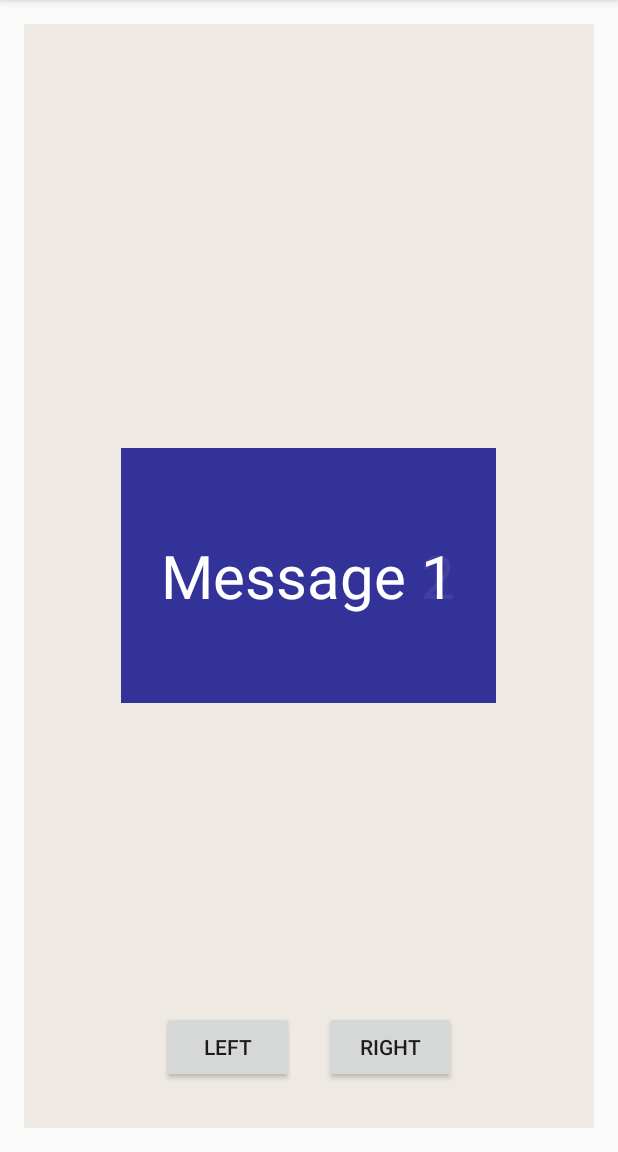
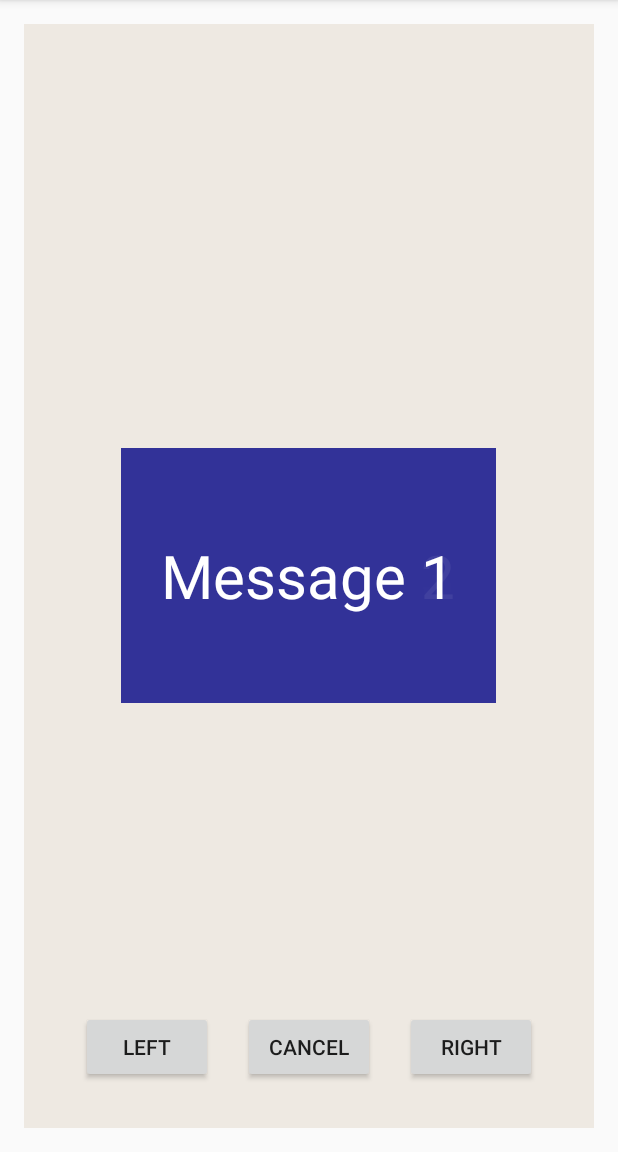
Before and after one commit to haterecoil/yhanbl_android, an Android app: the screen it shows after launch (NewsfeedActivity), on a phone screen of 412 x 824 dp, the part 84-1236 px from its top. Run offline under Robolectric (Android 15) with nearby library versions, the phone set to English and light mode, and no system bars.

```diff
--- a/app/src/main/java/yhanbl/yhanbl/NewsfeedActivity.java
+++ b/app/src/main/java/yhanbl/yhanbl/NewsfeedActivity.java
@@ -3,23 +3,27 @@ package yhanbl.yhanbl;
 import android.support.v7.app.AppCompatActivity;
 import android.os.Bundle;
 import android.util.Log;
+import android.view.View;
 
 import java.util.ArrayList;
 import java.util.List;
 
 import yhanbl.yhanbl.adapter.NewsfeedAdapter;
+import yhanbl.yhanbl.adapter.NewsfeedFlingAdapterView;
 import yhanbl.yhanbl.model.Message;
-import yhanbl.yhanbl.swipecards.SwipeFlingAdapterView;
 
 public class NewsfeedActivity extends AppCompatActivity {
+
+    private NewsfeedAdapter newsfeedAdapter;
+    private NewsfeedFlingAdapterView flingContainer;
 
     @Override
     protected void onCreate(Bundle savedInstanceState) {
         super.onCreate(savedInstanceState);
-        setContentView(R.layout.activity_newsfeed);
+        setContentView(R.layout.newsfeed_activity);
 
         //link view to container
-        SwipeFlingAdapterView flingContainer = (SwipeFlingAdapterView) findViewById(R.id.frame);
+        flingContainer = (NewsfeedFlingAdapterView) findViewById(R.id.newsfeed_fling_frame);
 
         List<Message> messages = new ArrayList<>();
         messages.add(new Message(
@@ -36,20 +40,56 @@ public class NewsfeedActivity extends AppCompatActivity {
                         "Message 4"));
 
         // get an adapter
-        final NewsfeedAdapter newsfeedAdapter = new NewsfeedAdapter(this);
-        newsfeedAdapter.refreshWithMessages(messages);
+        newsfeedAdapter = new NewsfeedAdapter(this);
 
         //set the listener and the adapter
         flingContainer.setAdapter(newsfeedAdapter);
-        flingContainer.setFlingListener(new SwipeFlingAdapterView.onFlingListener(){
+        flingContainer.setFlingListener(getFlingListener());
 
+        setButtonsListeners();
+
+        newsfeedAdapter.refreshWithMessages(messages);
+    }
+
+    private void setButtonsListeners() {
+        findViewById(R.id.newsfeed_button_left).setOnClickListener(new View.OnClickListener() {
+            @Override
+            public void onClick(View v) {
+                flingContainer.getTopCardListener().selectLeft();
+            }
+        });
+
+        findViewById(R.id.newsfeed_button_right).setOnClickListener(new View.OnClickListener() {
+            @Override
+            public void onClick(View v) {
+                flingContainer.getTopCardListener().selectRight();
+            }
+        });
+
+        findViewById(R.id.newsfeed_button_cancel).setOnClickListener(new View.OnClickListener() {
+            @Override
+            public void onClick(View v) {
+                newsfeedAdapter.cancelLastChoice();
+            }
+        });
+
+
+    }
+
+    // return all fling event listeners
+    protected NewsfeedFlingAdapterView.onFlingListener getFlingListener() {
+        return new NewsfeedFlingAdapterView.onFlingListener() {
             @Override
             public void removeFirstObjectInAdapter() {
                 Message message = newsfeedAdapter.getMessage(0);
-                Log.d("LIST", String.format("Gonna remove %s", message.getExcerpt()));
+                Log.d("ACT Listener", String.format("Gonna remove %s", message.getExcerpt()));
                 newsfeedAdapter.remove(0);
                 newsfeedAdapter.notifyDataSetChanged();
-                Log.d("LIST", String.format("New item is %s", newsfeedAdapter.getMessage(0).getExcerpt()));
+                if (newsfeedAdapter.getCount() <= 0) {
+                    Log.d("ACT-END", "The end");
+                    return;
+                }
+                Log.d("ACT Listener", String.format("New item is %s", newsfeedAdapter.getMessage(0).getExcerpt()));
             }
 
             // delete Message
@@ -57,7 +97,7 @@ public class NewsfeedActivity extends AppCompatActivity {
             // returns the removed object
             @Override
             public void onLeftCardExit(Object dataObject) {
-                Log.d("LIST", "onLeftCardExit");
+                Log.d("ACT Listener", "onLeftCardExit");
                 if (dataObject.getClass() == Message.class) {
                     newsfeedAdapter.setMessageToDelete((Message) dataObject);
                 }
@@ -66,7 +106,7 @@ public class NewsfeedActivity extends AppCompatActivity {
             // add Message to "Read Later"
             @Override
             public void onRightCardExit(Object dataObject) {
-                Log.d("LIST", "onRightCardExit");
+                Log.d("ACT Listener", "onRightCardExit");
                 if (dataObject.getClass() == Message.class) {
                     newsfeedAdapter.setMessageToReadLater((Message) dataObject);
                 }
@@ -77,15 +117,12 @@ public class NewsfeedActivity extends AppCompatActivity {
             // go to "all messages" activity
             @Override
             public void onAdapterAboutToEmpty(int itemsInAdapter) {
-                Log.d("LIST", "onAdapterAboutToEmpty");
+                Log.d("ACT Listener", "onAdapterAboutToEmpty");
             }
 
             @Override
             public void onScroll(float scrollProgressPercent) {
             }
-        });
-
-
-
+        };
     }
 }
--- a/app/src/main/java/yhanbl/yhanbl/adapter/NewsfeedAdapter.java
+++ b/app/src/main/java/yhanbl/yhanbl/adapter/NewsfeedAdapter.java
@@ -5,7 +5,6 @@ import android.util.Log;
 import android.view.LayoutInflater;
 import android.view.View;
 import android.view.ViewGroup;
-import android.widget.ArrayAdapter;
 import android.widget.BaseAdapter;
 
 import java.util.ArrayList;
@@ -13,22 +12,22 @@ import java.util.List;
 
 import yhanbl.yhanbl.R;
 import yhanbl.yhanbl.model.Message;
+import yhanbl.yhanbl.model.NewsfeedMessageArchive;
 
 /**
  * Created by mrgn on 09/06/2016.
  */
 public class NewsfeedAdapter extends BaseAdapter {
     private List<Message> messages;
-    private List<Message> messagesToReadLater;
-    private List<Message> messagesToDelete;
+    private List<NewsfeedMessageArchive> messagesArchive;
+
     //parsing XML + instanciation des vues
     //charger les cellules depuis le XML
     private LayoutInflater layoutInflater;
 
     public NewsfeedAdapter(Context context) {
         messages = new ArrayList<Message>();
-        messagesToReadLater = new ArrayList<Message>();
-        messagesToDelete  = new ArrayList<Message>();
+        messagesArchive = new ArrayList<NewsfeedMessageArchive>();
 
         layoutInflater = LayoutInflater.from(context);
     }
@@ -49,7 +48,9 @@ public class NewsfeedAdapter extends BaseAdapter {
         return 0;
     }
 
-    public Message getMessage(int position) { return (Message) getItem(position); }
+    public Message getMessage(int position) {
+        return (Message) getItem(position);
+    }
 
     public void remove(int position) {
         messages.remove(position);
@@ -60,41 +61,76 @@ public class NewsfeedAdapter extends BaseAdapter {
 
         //if empty cache
         //  create cache
-        if(viewFromCache == null){
+        if (viewFromCache == null) {
             //parent = listview
             //attachToParent = false OBLIGATOIRE
             //création d'un cellule à partir du layout item newsfeed
-            viewFromCache = layoutInflater.inflate(R.layout.item_newsfeed, parent, false);
+            viewFromCache = layoutInflater.inflate(R.layout.newsfeed_message, parent, false);
             //create cache tag with a row movie
-            viewFromCache.setTag(new NewsfeedItemHolder(viewFromCache));
+            viewFromCache.setTag(new NewsfeedMessageHolder(viewFromCache));
         }
 
         // get current message
         Message message = messages.get(position);
         // get holder from cache
-        NewsfeedItemHolder newsfeedItemHolder = (NewsfeedItemHolder) viewFromCache.getTag();
+        NewsfeedMessageHolder newsfeedMessageHolder = (NewsfeedMessageHolder) viewFromCache.getTag();
         //update holder with the message
-        newsfeedItemHolder.refreshWithMessage(message);
+        Log.d("NewsfeedAd.getView", String.format("Refreshing with message %s", message.getExcerpt()));
+        newsfeedMessageHolder.refreshWithMessage(message);
 
         return viewFromCache;
     }
 
     public void setMessageToReadLater(Message message) {
         Log.d("ADAPTER", "Set to read later");
-        messagesToReadLater.add(message);
+        messagesArchive.add(new NewsfeedMessageArchive(message, false, false));
     }
 
     public void setMessageToDelete(Message message) {
         Log.d("ADAPTER", "Set to delete");
-        messagesToDelete.add(message);
+        messagesArchive.add(new NewsfeedMessageArchive(message, true, true));
+    }
+
+    public Message getAndRemoveLastMessage() {
+        return messagesArchive.remove(messagesArchive.size() - 1).getMessage();
     }
 
     public void refreshWithMessages(List<Message> messages) {
+        Log.d("REFRESH", "Refresh with messages...");
         this.messages.clear();
         this.messages.addAll(messages);
 
         notifyDataSetChanged();
     }
 
+    /**
+     * cancelLastChoice
+     */
+    public void cancelLastChoice() {
+        Log.d("LISTEN TO ME", "just cancel !");
+
+
+        /**
+         * CURRENT EVENTS WHEN YOU MOVE SOMETHING
+         *
+         * .selectLeft()
+         *  .onSelected(true, _Y_vers_ou_aller, _durée)
+         *   this.frame.animate   -> this.frame = current_frame
+         *      -> chenge les valeurs de frame.getX etgetY...
+         *  ça veur dire que je dois
+         */
+        if (messagesArchive.size() <= 0) return;
+        //STEP 1 : remove from messagesArchive, replace in messages
+        Message message = messagesArchive.remove(messagesArchive.size() - 1).getMessage();
+        Log.d("CANCEL", String.format("Just picked %s", message.getExcerpt()));
+        this.messages.add(0, message);
+        List<Message> messagesCopy = new ArrayList<Message>(this.messages);
+//        notifyDataSetChanged();
+        this.refreshWithMessages(messagesCopy);
+        // remove last NewsfeedMessageArchive from messageArchive
+        // set it as first elem in messages
+        // trigger the right animation
+    }
+
 
 }
--- /dev/null
+++ b/app/src/main/java/yhanbl/yhanbl/adapter/NewsfeedFlingAdapterView.java
@@ -0,0 +1,26 @@
+package yhanbl.yhanbl.adapter;
+
+import android.content.Context;
+import android.util.AttributeSet;
+import android.util.Log;
+
+import yhanbl.yhanbl.swipecards.SwipeFlingAdapterView;
+
+/**
+ * Created by mrgn on 09/06/2016.
+ */
+public class NewsfeedFlingAdapterView extends SwipeFlingAdapterView {
+
+    public NewsfeedFlingAdapterView(Context context) {
+        super(context);
+    }
+
+    public NewsfeedFlingAdapterView(Context context, AttributeSet attrs) {
+        super(context, attrs);
+    }
+
+    public NewsfeedFlingAdapterView(Context context, AttributeSet attrs, int defStyle) {
+        super(context, attrs, defStyle);
+    }
+
+}
--- a/app/src/main/java/yhanbl/yhanbl/adapter/NewsfeedItemHolder.java
+++ b/app/src/main/java/yhanbl/yhanbl/adapter/NewsfeedMessageHolder.java
@@ -9,11 +9,11 @@ import yhanbl.yhanbl.model.Message;
 /**
  * Created by mrgn on 09/06/2016.
  */
-public class NewsfeedItemHolder {
+public class NewsfeedMessageHolder {
 
     private final TextView helloText;
 
-    public NewsfeedItemHolder(View flingContainer) {
+    public NewsfeedMessageHolder(View flingContainer) {
         helloText = (TextView) flingContainer.findViewById(R.id.helloText);
     }
 
--- a/app/src/main/java/yhanbl/yhanbl/swipecards/SwipeFlingAdapterView.java
+++ b/app/src/main/java/yhanbl/yhanbl/swipecards/SwipeFlingAdapterView.java
@@ -7,6 +7,7 @@ import android.database.DataSetObserver;
 import android.graphics.PointF;
 import android.os.Build;
 import android.util.AttributeSet;
+import android.util.Log;
 import android.view.Gravity;
 import android.view.View;
 import android.widget.Adapter;
@@ -85,8 +86,10 @@ public class SwipeFlingAdapterView extends BaseFlingAdapterView {
     @Override
     public void requestLayout() {
         if (!mInLayout) {
+            Log.d("SFAV", "FALSE mInLayout");
             super.requestLayout();
         }
+        Log.d("SFAV", "TRUE mInLayout");
     }
 
     @Override
@@ -128,6 +131,7 @@ public class SwipeFlingAdapterView extends BaseFlingAdapterView {
 
 
     private void layoutChildren(int startingIndex, int adapterCount){
+        Log.d("SFAV", "Layout children");
         while (startingIndex < Math.min(adapterCount, MAX_VISIBLE) ) {
             View newUnderChild = mAdapter.getView(startingIndex, null, this);
             if (newUnderChild.getVisibility() != GONE) {
@@ -136,6 +140,7 @@ public class SwipeFlingAdapterView extends BaseFlingAdapterView {
             }
             startingIndex++;
         }
+        Log.d("SFAV", String.format("Layout children LOIS %1$d", LAST_OBJECT_IN_STACK));
     }
 
 
@@ -286,6 +291,7 @@ public class SwipeFlingAdapterView extends BaseFlingAdapterView {
         if (mAdapter != null  && mDataSetObserver == null) {
             mDataSetObserver = new AdapterDataSetObserver();
             mAdapter.registerDataSetObserver(mDataSetObserver);
+            Log.d("SFAV", "registered adapter");
         }
     }
 
@@ -309,6 +315,7 @@ public class SwipeFlingAdapterView extends BaseFlingAdapterView {
     private class AdapterDataSetObserver extends DataSetObserver {
         @Override
         public void onChanged() {
+            Log.d("SFAV", "AdapterDataSetObserver changed");
             requestLayout();
         }
 
--- a/app/src/main/res/layout/activity_newsfeed.xml
+++ b/app/src/main/res/layout/newsfeed_activity.xml
@@ -14,13 +14,13 @@
         android:layout_width="match_parent"
         android:layout_height="match_parent">
 
-        <yhanbl.yhanbl.swipecards.SwipeFlingAdapterView
-            android:id="@+id/frame"
+        <yhanbl.yhanbl.adapter.NewsfeedFlingAdapterView
+            android:id="@+id/newsfeed_fling_frame"
             android:background="#ffeee9e2"
             android:layout_width="match_parent"
             android:layout_height="match_parent"
             app:rotation_degrees="15.5"
-            style="@style/SwipeFling"
+            style="@style/NewsfeedFling"
             tools:context=".NewsfeedActivity" />
 
         <include layout="@layout/newsfeed_buttons" />
--- a/app/src/main/res/layout/newsfeed_buttons.xml
+++ b/app/src/main/res/layout/newsfeed_buttons.xml
@@ -8,14 +8,21 @@
     android:layout_height="wrap_content">
 
     <Button
-        android:id="@+id/left"
+        android:id="@+id/newsfeed_button_left"
         android:layout_margin="10dp"
         android:text="Left"
         android:layout_width="wrap_content"
         android:layout_height="wrap_content" />
 
     <Button
-        android:id="@+id/right"
+        android:id="@+id/newsfeed_button_cancel"
+        android:layout_margin="10dp"
+        android:text="Cancel"
+        android:layout_width="wrap_content"
+        android:layout_height="wrap_content" />
+
+    <Button
+        android:id="@+id/newsfeed_button_right"
         android:layout_margin="10dp"
         android:text="Right"
         android:layout_width="wrap_content"
--- a/app/src/main/res/values/styles.xml
+++ b/app/src/main/res/values/styles.xml
@@ -8,7 +8,7 @@
         <item name="colorAccent">@color/colorAccent</item>
     </style>
 
-    <style name="SwipeFling">
+    <style name="NewsfeedFling">
         <item name="rotation_degrees">15</item>
         <!-- using min_adapter_stack = 0 so "aboutToEmpty" event is fired when stack
          actually is empty -->
```
Also changed, not shown: app/src/main/java/yhanbl/yhanbl/model/NewsfeedMessageArchive.java (added, +49 -0 lines), app/src/main/res/layout/newsfeed_message.xml (renamed from app/src/main/res/layout/item_newsfeed.xml).
